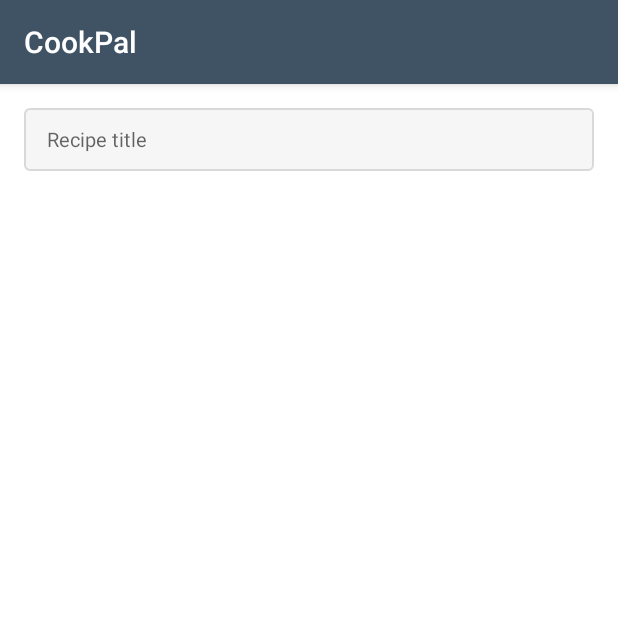
After one commit to ghanem-mhd/Cookpal, an Android app: the CreateRecipeStep1 screen opened directly, with no data from a screen before it, on a phone screen of 412 x 824 dp, the top half of it. The commit adds this screen. Run offline under Robolectric (Android 15) with nearby library versions, the phone set to English and light mode, and no system bars.

Commit message:
add create recipes activities

```diff
--- /dev/null
+++ b/app/src/main/java/com/example/cookpal/createRecipe/CreateRecipeStep1.java
@@ -0,0 +1,22 @@
+package com.example.cookpal.createRecipe;
+
+import android.content.Context;
+import android.content.Intent;
+import android.support.v7.app.AppCompatActivity;
+import android.os.Bundle;
+
+import com.example.cookpal.R;
+
+public class CreateRecipeStep1 extends AppCompatActivity {
+
+    public static void open(Context context){
+        Intent intent = new Intent(context,CreateRecipeStep1.class);
+        context.startActivity(intent);
+    }
+
+    @Override
+    protected void onCreate(Bundle savedInstanceState) {
+        super.onCreate(savedInstanceState);
+        setContentView(R.layout.activity_create_recipe_step1);
+    }
+}
--- a/app/src/main/java/com/example/cookpal/recipesList/RecipesListActivity.java
+++ b/app/src/main/java/com/example/cookpal/recipesList/RecipesListActivity.java
@@ -11,6 +11,8 @@ import android.view.Menu;
 import android.view.View;
 
 import com.example.cookpal.R;
+import com.example.cookpal.createRecipe.CreateRecipeStep1;
+import com.example.cookpal.createRecipe.CreateRecipeStep2;
 import com.example.cookpal.models.Recipe;
 import com.example.cookpal.utilities.EqualSpacingItemDecoration;
 import com.example.cookpal.utilities.ScreenUtils;
@@ -39,7 +41,7 @@ public class RecipesListActivity extends AppCompatActivity {
     }
 
     public void AddButtonClick(View view) {
-
+        CreateRecipeStep2.open(this);
     }
 
     private void setupToolbar() {
--- /dev/null
+++ b/app/src/main/res/drawable/edit_text_background.xml
@@ -0,0 +1,14 @@
+<?xml version="1.0" encoding="utf-8"?>
+<shape
+    xmlns:android="http://schemas.android.com/apk/res/android"
+    android:shape="rectangle"
+    android:thickness="0dp">
+
+    <stroke android:color="#d9d9d9" android:width="1dp"/>
+    <corners
+        android:radius="3dp"
+        />
+    <gradient
+        android:endColor="#f5f6f5"
+        android:startColor="#f5f6f5" />
+</shape>
--- /dev/null
+++ b/app/src/main/res/layout/activity_create_recipe_step1.xml
@@ -0,0 +1,21 @@
+<?xml version="1.0" encoding="utf-8"?>
+<RelativeLayout xmlns:android="http://schemas.android.com/apk/res/android"
+    xmlns:app="http://schemas.android.com/apk/res-auto"
+    xmlns:tools="http://schemas.android.com/tools"
+    android:layout_width="match_parent"
+    android:layout_height="match_parent"
+    tools:context=".createRecipe.CreateRecipeStep1"
+    android:padding="16dp"
+    android:background="@android:color/white">
+
+
+    <EditText
+        android:id="@+id/create_recipe_title"
+        style="@style/edit_text_style"
+        android:hint="Recipe title"
+        android:inputType="text"
+        android:maxLines="1"
+        tools:ignore="HardcodedText,UnusedAttribute"
+        android:importantForAutofill="no" />
+
+</RelativeLayout>
--- a/app/src/main/res/layout/activity_recipes_list.xml
+++ b/app/src/main/res/layout/activity_recipes_list.xml
@@ -4,7 +4,8 @@
     xmlns:tools="http://schemas.android.com/tools"
     android:layout_width="match_parent"
     android:layout_height="match_parent"
-    tools:context=".recipesList.RecipesListActivity">
+    tools:context=".recipesList.RecipesListActivity"
+    android:background="@android:color/white">
 
 
     <android.support.v7.widget.RecyclerView
--- a/app/src/main/res/values/styles.xml
+++ b/app/src/main/res/values/styles.xml
@@ -8,4 +8,14 @@
         <item name="colorAccent">@color/colorAccent</item>
     </style>
 
+    <style name="edit_text_style">
+        <item name="android:background">@drawable/edit_text_background</item>
+        <item name="android:textColor">@color/primary_text</item>
+        <item name="android:textSize">13sp</item>
+        <item name="android:layout_height">42dp</item>
+        <item name="android:layout_width">match_parent</item>
+        <item name="android:paddingStart">15.5dp</item>
+        <item name="android:paddingEnd">15.5dp</item>
+    </style>
+
 </resources>
--- a/build.gradle
+++ b/build.gradle
@@ -16,7 +16,7 @@ allprojects {
     repositories {
         google()
         jcenter()
-
+        maven { url "https://jitpack.io" }
     }
 }
 
```
Also changed, not shown: app/build.gradle (+12 -0 lines), app/src/main/AndroidManifest.xml (+7 -3 lines), app/src/main/java/com/example/cookpal/createRecipe/CreateRecipeStep2.java (added, +206 -0 lines), app/src/main/res/layout/activity_create_recipe_step2.xml (added, +37 -0 lines), app/src/main/res/menu/create_recipe_2_menu.xml (added, +10 -0 lines), app/src/main/res/values/colors.xml (+9 -0 lines).
